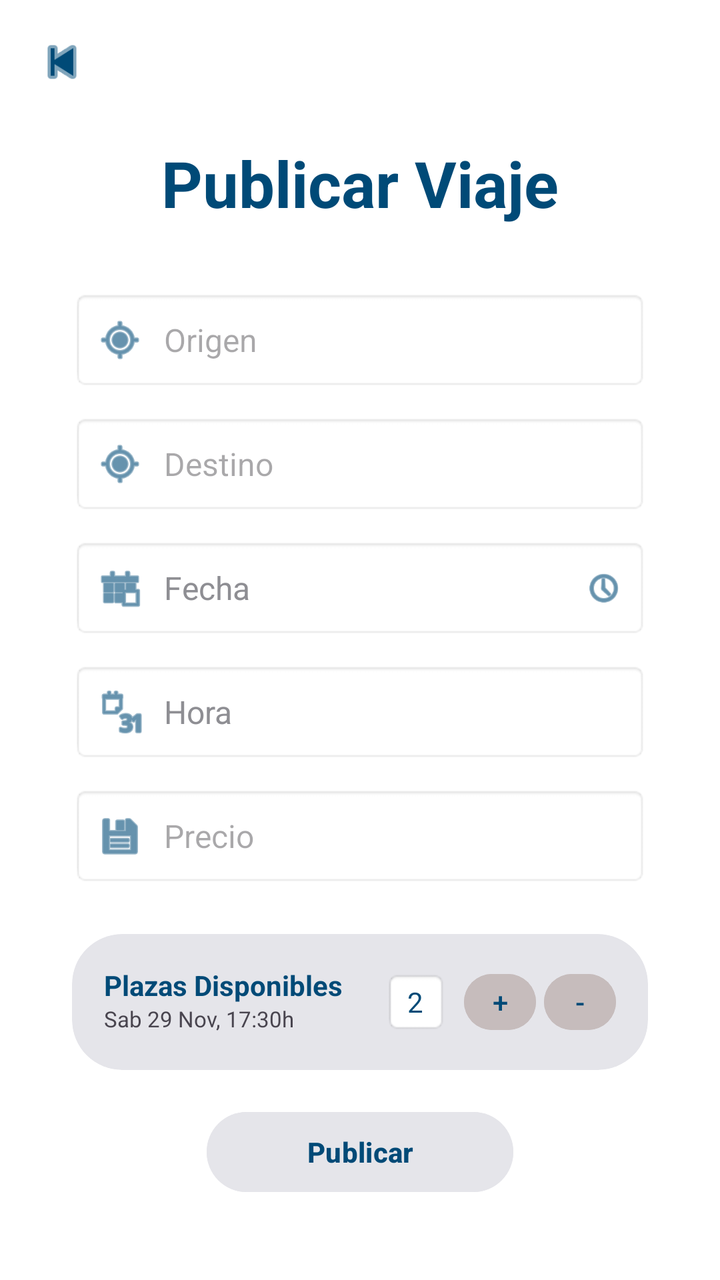
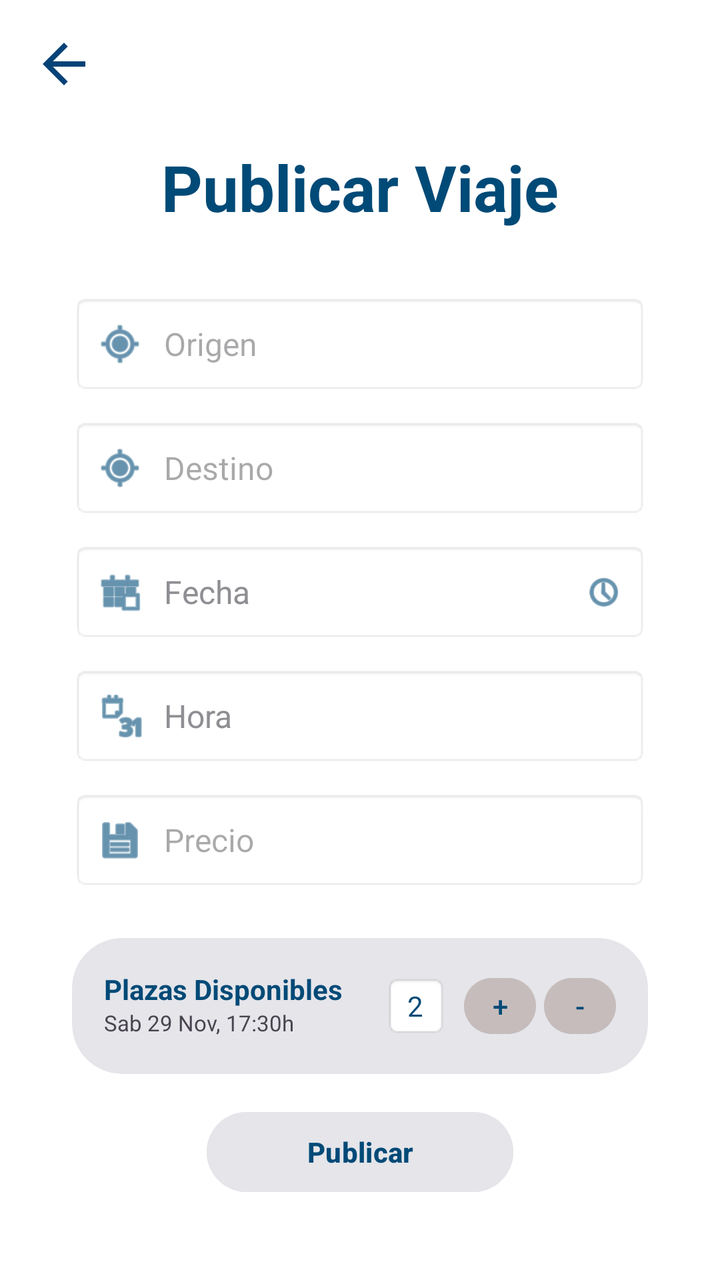

Compare the two renders of this Android layout. The source of the first and the diff that turns it into the second are given below.
<!-- AndroidManifest.xml: application theme Theme.ProyectoFloppy -->
<!-- res/layout/fragment_publicarviaje.xml -->
<?xml version="1.0" encoding="utf-8"?>
<FrameLayout xmlns:android="http://schemas.android.com/apk/res/android"
    xmlns:app="http://schemas.android.com/apk/res-auto"
    xmlns:tools="http://schemas.android.com/tools"
    android:layout_width="match_parent"
    android:layout_height="match_parent"
    android:background="#FFFFFF">

    <androidx.constraintlayout.widget.ConstraintLayout
        android:layout_width="match_parent"
        android:layout_height="match_parent"
        android:padding="16dp">

        <ImageView
            android:id="@+id/btnBack"
            android:layout_width="30dp"
            android:layout_height="30dp"
            android:src="@android:drawable/ic_media_previous"
            app:layout_constraintStart_toStartOf="parent"
            app:layout_constraintTop_toTopOf="parent"
            app:tint="#004A77" />

        <TextView
            android:id="@+id/tvTitle"
            android:layout_width="wrap_content"
            android:layout_height="wrap_content"
            android:layout_marginTop="24dp"
            android:text="Publicar Viaje"
            android:textColor="#004A77"
            android:textSize="32sp"
            android:textStyle="bold"
            app:layout_constraintEnd_toEndOf="parent"
            app:layout_constraintStart_toStartOf="parent"
            app:layout_constraintTop_toBottomOf="@+id/btnBack" />

        <LinearLayout
            android:id="@+id/boxOrigin"
            android:layout_width="0dp"
            android:layout_height="50dp"
            android:layout_marginTop="32dp"
            android:layout_marginHorizontal="20dp"
            android:background="@android:drawable/editbox_background"
            android:gravity="center_vertical"
            android:paddingHorizontal="12dp"
            app:layout_constraintEnd_toEndOf="parent"
            app:layout_constraintStart_toStartOf="parent"
            app:layout_constraintTop_toBottomOf="@+id/tvTitle">
            <ImageView android:layout_width="24dp" android:layout_height="24dp" android:src="@android:drawable/ic_menu_mylocation" app:tint="#004A77" />
            <AutoCompleteTextView android:id="@+id/etOrigenPublicar" android:layout_width="match_parent" android:layout_height="match_parent" android:layout_marginStart="10dp" android:background="@android:color/transparent" android:hint="Origen" android:textSize="16sp" android:completionThreshold="1" android:dropDownHeight="200dp" />
        </LinearLayout>

        <LinearLayout
            android:id="@+id/boxDest"
            android:layout_width="0dp"
            android:layout_height="50dp"
            android:layout_marginTop="12dp"
            android:layout_marginHorizontal="20dp"
            android:background="@android:drawable/editbox_background"
            android:gravity="center_vertical"
            android:paddingHorizontal="12dp"
            app:layout_constraintEnd_toEndOf="parent"
            app:layout_constraintStart_toStartOf="parent"
            app:layout_constraintTop_toBottomOf="@+id/boxOrigin">
            <ImageView android:layout_width="24dp" android:layout_height="24dp" android:src="@android:drawable/ic_menu_mylocation" app:tint="#004A77" />
            <EditText android:id="@+id/etDestinoPublicar" android:layout_width="match_parent" android:layout_height="match_parent" android:layout_marginStart="10dp" android:background="@android:color/transparent" android:hint="Destino" android:textSize="16sp" />
        </LinearLayout>

        <LinearLayout
            android:id="@+id/boxDate"
            android:layout_width="0dp"
            android:layout_height="50dp"
            android:layout_marginTop="12dp"
            android:layout_marginHorizontal="20dp"
            android:background="@android:drawable/editbox_background"
            android:gravity="center_vertical"
            android:paddingHorizontal="12dp"
            app:layout_constraintEnd_toEndOf="parent"
            app:layout_constraintStart_toStartOf="parent"
            app:layout_constraintTop_toBottomOf="@+id/boxDest">
            <ImageView android:layout_width="24dp" android:layout_height="24dp" android:src="@android:drawable/ic_menu_today" app:tint="#004A77" />
            <TextView android:id="@+id/tvFechaSelec" android:layout_width="0dp" android:layout_height="wrap_content" android:layout_marginStart="10dp" android:layout_weight="1" android:text="Fecha" android:textColor="#8E8E93" android:textSize="16sp" />
            <ImageView android:layout_width="20dp" android:layout_height="20dp" android:src="@android:drawable/ic_menu_recent_history" app:tint="#004A77" />
        </LinearLayout>

        <LinearLayout
            android:id="@+id/boxTime"
            android:layout_width="0dp"
            android:layout_height="50dp"
            android:layout_marginTop="12dp"
            android:layout_marginHorizontal="20dp"
            android:background="@android:drawable/editbox_background"
            android:gravity="center_vertical"
            android:paddingHorizontal="12dp"
            app:layout_constraintEnd_toEndOf="parent"
            app:layout_constraintStart_toStartOf="parent"
            app:layout_constraintTop_toBottomOf="@+id/boxDate">
            <ImageView android:layout_width="24dp" android:layout_height="24dp" android:src="@android:drawable/ic_menu_month" app:tint="#004A77" />
            <TextView android:id="@+id/tvHoraSelec" android:layout_width="match_parent" android:layout_height="wrap_content" android:layout_marginStart="10dp" android:text="Hora" android:textColor="#8E8E93" android:textSize="16sp" />
        </LinearLayout>

        <LinearLayout
            android:id="@+id/boxPrice"
            android:layout_width="0dp"
            android:layout_height="50dp"
            android:layout_marginTop="12dp"
            android:layout_marginHorizontal="20dp"
            android:background="@android:drawable/editbox_background"
            android:gravity="center_vertical"
            android:paddingHorizontal="12dp"
            app:layout_constraintEnd_toEndOf="parent"
            app:layout_constraintStart_toStartOf="parent"
            app:layout_constraintTop_toBottomOf="@+id/boxTime">
            <ImageView android:layout_width="24dp" android:layout_height="24dp" android:src="@android:drawable/ic_menu_save" app:tint="#004A77" />
            <EditText android:id="@+id/etPrecioPublicar" android:layout_width="match_parent" android:layout_height="match_parent" android:layout_marginStart="10dp" android:background="@android:color/transparent" android:hint="Precio" android:inputType="numberDecimal" android:textSize="16sp" />
        </LinearLayout>

        <androidx.cardview.widget.CardView
            android:id="@+id/cardPlazas"
            android:layout_width="0dp"
            android:layout_height="wrap_content"
            android:layout_marginTop="24dp"
            android:layout_marginHorizontal="20dp"
            app:cardBackgroundColor="#E5E5EA"
            app:cardCornerRadius="25dp"
            app:cardElevation="0dp"
            app:layout_constraintEnd_toEndOf="parent"
            app:layout_constraintStart_toStartOf="parent"
            app:layout_constraintTop_toBottomOf="@+id/boxPrice">

            <androidx.constraintlayout.widget.ConstraintLayout
                android:layout_width="match_parent"
                android:layout_height="wrap_content"
                android:padding="16dp">

                <TextView
                    android:id="@+id/label"
                    android:layout_width="wrap_content"
                    android:layout_height="wrap_content"
                    android:text="Plazas Disponibles"
                    android:textColor="#004A77"
                    android:textStyle="bold"
                    app:layout_constraintStart_toStartOf="parent"
                    app:layout_constraintTop_toTopOf="parent" />

                <TextView
                    android:layout_width="wrap_content"
                    android:layout_height="wrap_content"
                    android:text="Sab 29 Nov, 17:30h"
                    android:textSize="11sp"
                    app:layout_constraintStart_toStartOf="parent"
                    app:layout_constraintTop_toBottomOf="@+id/label" />

                <LinearLayout
                    android:layout_width="wrap_content"
                    android:layout_height="wrap_content"
                    android:gravity="center"
                    app:layout_constraintBottom_toBottomOf="parent"
                    app:layout_constraintEnd_toEndOf="parent"
                    app:layout_constraintTop_toTopOf="parent">

                    <TextView
                        android:id="@+id/tvPlazasNum"
                        android:layout_width="32dp"
                        android:layout_height="32dp"
                        android:background="@android:drawable/editbox_background"
                        android:gravity="center"
                        android:text="2"
                        android:textColor="#004A77" />

                    <Button
                        android:id="@+id/btnMas"
                        android:layout_width="36dp"
                        android:layout_height="36dp"
                        android:layout_marginStart="8dp"
                        android:backgroundTint="#C6BCBC"
                        android:padding="0dp"
                        android:text="+"
                        android:textColor="#004A77" />

                    <Button
                        android:id="@+id/btnMenos"
                        android:layout_width="36dp"
                        android:layout_height="36dp"
                        android:layout_marginStart="4dp"
                        android:backgroundTint="#C6BCBC"
                        android:padding="0dp"
                        android:text="-"
                        android:textColor="#004A77" />
                </LinearLayout>
            </androidx.constraintlayout.widget.ConstraintLayout>
        </androidx.cardview.widget.CardView>

        <Button
            android:id="@+id/btnPublicar"
            android:layout_width="wrap_content"
            android:layout_height="wrap_content"
            android:layout_marginBottom="24dp"
            android:backgroundTint="#E5E5EA"
            android:paddingHorizontal="50dp"
            android:text="Publicar"
            android:textAllCaps="false"
            android:textColor="#004A77"
            android:textStyle="bold"
            app:layout_constraintBottom_toBottomOf="parent"
            app:layout_constraintEnd_toEndOf="parent"
            app:layout_constraintStart_toStartOf="parent" />

    </androidx.constraintlayout.widget.ConstraintLayout>
</FrameLayout>
<!-- resources referenced by this layout -->
<resources>
  <style name="Theme.ProyectoFloppy" parent="Base.Theme.ProyectoFloppy" />
  <style name="Base.Theme.ProyectoFloppy" parent="Theme.Material3.DayNight.NoActionBar">
          
          
      </style>
</resources>

<!-- the commit's change to res/layout/fragment_publicarviaje.xml (unified diff, before → after) -->
@@ -13,12 +13,12 @@
 
         <ImageView
             android:id="@+id/btnBack"
-            android:layout_width="30dp"
-            android:layout_height="30dp"
-            android:src="@android:drawable/ic_media_previous"
+            android:layout_width="32dp"
+            android:layout_height="32dp"
+            android:src="@drawable/baseline_arrow_back_24"
             app:layout_constraintStart_toStartOf="parent"
             app:layout_constraintTop_toTopOf="parent"
-            app:tint="#004A77" />
+            app:tint="@color/corporativo" />
 
         <TextView
             android:id="@+id/tvTitle"
<!-- resource entries referenced after the edit -->
@@ -1,5 +1,16 @@
 <!-- resources referenced by this layout -->
 <resources>
+  <color name="corporativo">#044377</color>
+  <!-- drawable baseline_arrow_back_24 (drawable) -->
+  <vector xmlns:android="http://schemas.android.com/apk/res/android"
+      android:width="24dp"
+      android:height="24dp"
+      android:viewportWidth="24.0"
+      android:viewportHeight="24.0">
+      <path
+          android:fillColor="#FF000000"
+          android:pathData="M20,11H7.83l5.59,-5.59L12,4l-8,8 8,8 1.41,-1.41L7.83,13H20v-2z"/>
+  </vector>
   <style name="Theme.ProyectoFloppy" parent="Base.Theme.ProyectoFloppy" />
   <style name="Base.Theme.ProyectoFloppy" parent="Theme.Material3.DayNight.NoActionBar">
           
